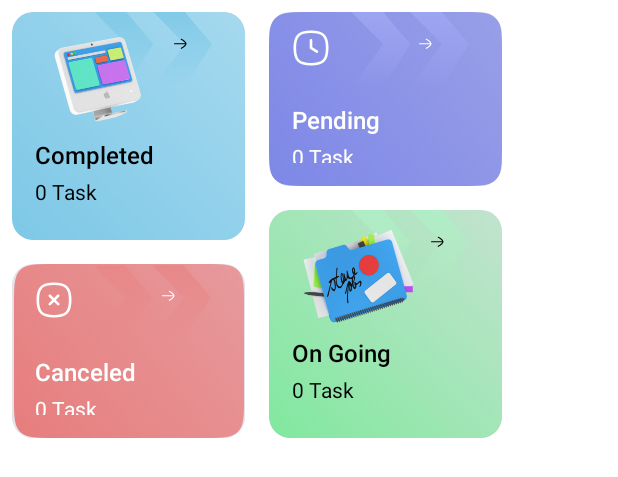
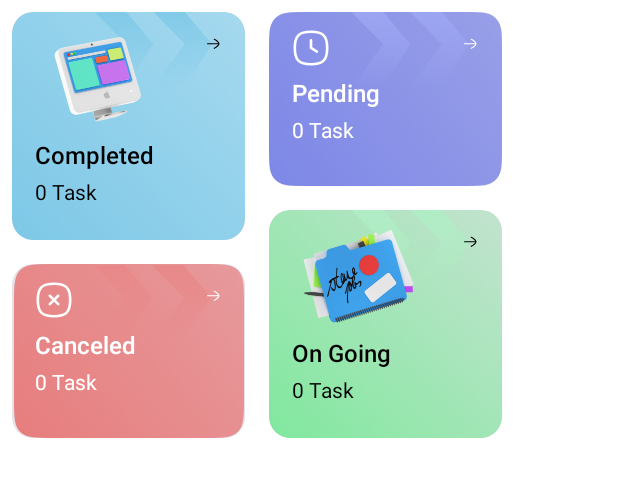
Before and after one commit to reubennguyen224/DemoCompose, an Android app built with Jetpack Compose: the @Preview function preview, on a phone screen of 412 x 824 dp. Shown: the top 477 px of the screen. Run offline under Robolectric (Android 15) with nearby library versions, the phone set to English and light mode, and no system bars.

Commit message:
home screen

```diff
--- a/app/src/main/java/com/demoapp/democompose/ui/screens/common/Card.kt
+++ b/app/src/main/java/com/demoapp/democompose/ui/screens/common/Card.kt
@@ -1,6 +1,7 @@
 package com.demoapp.democompose.ui.screens.common
 
 import androidx.compose.foundation.Image
+import androidx.compose.foundation.layout.Arrangement
 import androidx.compose.foundation.layout.Column
 import androidx.compose.foundation.layout.Row
 import androidx.compose.foundation.layout.Spacer
@@ -55,14 +56,18 @@ fun TaskCard(
         modifier = modifier
             .padding(8.dp)
             .height(height)
-            .width(155.dp)
-            ,
+            .width(155.dp),
         shape = RoundedCornerShape(14.dp)
     ) {
         Column(
             modifier = Modifier.paint(background)
         ) {
-            Row(modifier = Modifier.fillMaxWidth()) {
+            Row(
+                modifier = Modifier
+                    .fillMaxWidth()
+                    .wrapContentHeight(),
+                horizontalArrangement = Arrangement.SpaceBetween
+            ) {
                 Image(
                     painter = icon,
                     contentDescription = "",
@@ -70,8 +75,7 @@ fun TaskCard(
                         .padding(top = 10.dp, start = 14.dp)
                         .wrapContentHeight()
                 )
-                if (needSpace)
-                    Spacer(modifier = Modifier.padding(28.dp))
+
                 Image(
                     painter = painterResource(id = R.drawable.arrow___right),
                     contentDescription = "",
@@ -83,15 +87,21 @@ fun TaskCard(
 
             Text(
                 text = label, style = TextStyle(
-                    fontSize = 16.sp, fontWeight = FontWeight.Medium, color = if (isWhiteTextColor) white else textColor
+                    fontSize = 16.sp,
+                    fontWeight = FontWeight.Medium,
+                    color = if (isWhiteTextColor) white else textColor
                 ), modifier = Modifier.padding(start = 15.dp, top = 7.dp)
             )
 
-            Text(text = buildAnnotatedString {
-                append(numberTask.toString())
-                append(" Task")
-            }, modifier = Modifier.padding(start = 15.dp, top = 7.dp, bottom = 15.dp), style = TextStyle(
-                fontSize = 14.sp, color = if (isWhiteTextColor) white else textColor)
+            Text(
+                text = buildAnnotatedString {
+                    append(numberTask.toString())
+                    append(" Task")
+                },
+                modifier = Modifier.padding(start = 15.dp, top = 7.dp, bottom = 15.dp),
+                style = TextStyle(
+                    fontSize = 14.sp, color = if (isWhiteTextColor) white else textColor
+                )
             )
         }
     }
--- a/app/src/main/java/com/demoapp/democompose/ui/screens/home/MyTask.kt
+++ b/app/src/main/java/com/demoapp/democompose/ui/screens/home/MyTask.kt
@@ -3,6 +3,7 @@ package com.demoapp.democompose.ui.screens.home
 import androidx.compose.foundation.layout.Column
 import androidx.compose.foundation.layout.Row
 import androidx.compose.runtime.Composable
+import androidx.compose.ui.Modifier
 import androidx.compose.ui.res.painterResource
 import androidx.compose.ui.tooling.preview.Preview
 import androidx.compose.ui.unit.dp
@@ -17,11 +18,15 @@ fun preview() {
 
 @Composable
 fun MyTask(
-
+    numberComplete: Int = 0,
+    numberCancel: Int = 0,
+    numberPending: Int = 0,
+    numberOngoing: Int = 0,
+    modifier: Modifier = Modifier
 ) {
-    Row {
+    Row(modifier = modifier) {
         Column {
-            TaskCard(onClick = {}, label = "Completed", isWhiteTextColor = false)
+            TaskCard(onClick = {}, label = "Completed", isWhiteTextColor = false, numberTask = numberComplete)
             TaskCard(
                 onClick = {},
                 label = "Canceled",
@@ -30,7 +35,8 @@ fun MyTask(
                     id = R.drawable.bg_cancel
                 ),
                 height = 116.dp,
-                needSpace = true
+                needSpace = true,
+                numberTask = numberCancel
             )
         }
 
@@ -43,7 +49,8 @@ fun MyTask(
                     id = R.drawable.bg_pending
                 ),
                 height = 116.dp,
-                needSpace = true
+                needSpace = true,
+                numberTask = numberPending
             )
             TaskCard(
                 onClick = {},
@@ -52,7 +59,8 @@ fun MyTask(
                 background = painterResource(
                     id = R.drawable.bg_on_going
                 ),
-                isWhiteTextColor = false
+                isWhiteTextColor = false,
+                numberTask = numberOngoing
             )
         }
     }
```
Also changed, not shown: app/src/main/java/com/demoapp/democompose/HomeActivity.kt (+3 -4 lines), app/src/main/java/com/demoapp/democompose/ui/screens/common/CardTask.kt (added, +61 -0 lines), app/src/main/java/com/demoapp/democompose/ui/screens/common/Tag.kt (added, +38 -0 lines), app/src/main/java/com/demoapp/democompose/ui/screens/home/HomeScreen.kt (+118 -1 lines), app/src/main/java/com/demoapp/democompose/ui/screens/home/state/User.kt (+7 -5 lines), app/src/main/java/com/demoapp/democompose/ui/theme/Color.kt (+6 -1 lines), app/src/main/res/drawable/ic_more.xml (added, +15 -0 lines), app/src/main/res/drawable-xhdpi/ic_dump_avatar.png (added), app/src/main/res/drawable-xxhdpi/ic_dump_avatar.png (added), app/src/main/res/drawable/ic_dump_avatar.png (added).
